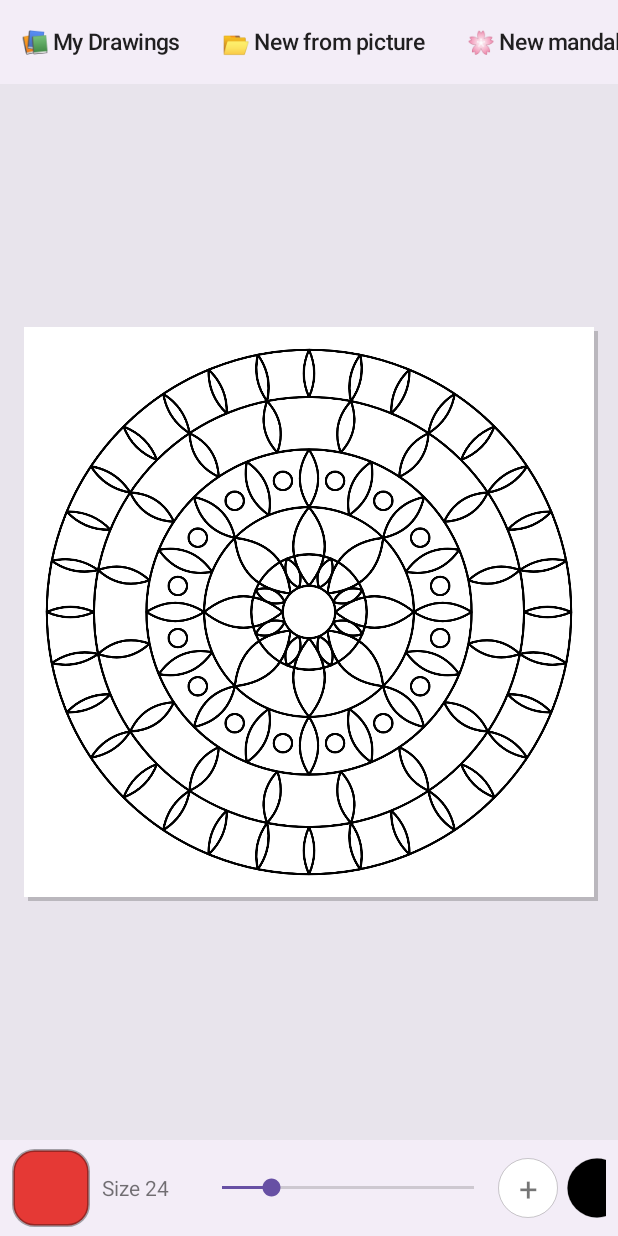
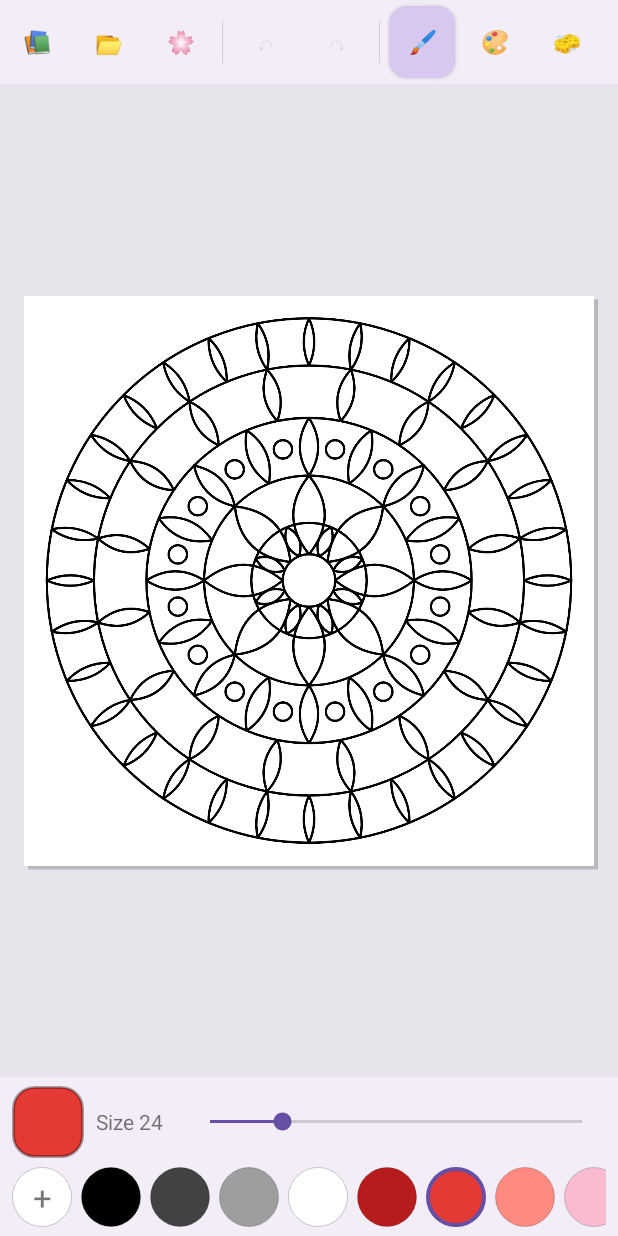
Before and after one commit to bhaskarbsarkar/bb-coloring-book-android, an Android app: the screen it shows after launch (MainActivity), on a phone screen of 412 x 824 dp. Run offline under Robolectric (Android 15) with nearby library versions, the phone set to English and light mode, and no system bars.

Commit message:
Phone layout: icon-only toolbar and palette row on narrow screens
Co-Authored-By: Claude Opus 5.5 <noreply@anthropic.com>
Claude-Session: https://claude.ai/code/session_01BTvMP76Qwa97XKwCmkR4aU

```diff
--- a/app/build.gradle.kts
+++ b/app/build.gradle.kts
@@ -11,8 +11,8 @@ android {
         applicationId = "com.bb.coloringbook"
         minSdk = 29
         targetSdk = 35
-        versionCode = 4
-        versionName = "1.3"
+        versionCode = 5
+        versionName = "1.4"
     }
 
     buildTypes {
--- a/app/src/main/java/com/bb/coloringbook/MainActivity.kt
+++ b/app/src/main/java/com/bb/coloringbook/MainActivity.kt
@@ -27,6 +27,14 @@ class MainActivity : Activity(), ColoringView.Listener {
     private lateinit var penBtn: Button
     private lateinit var insideBtn: Button
     private val toolButtons = mutableMapOf<Tool, Button>()
+    /** Toolbar buttons with (icon, word). Phones show only the icon. */
+    private val labeled = mutableListOf<Triple<Button, String, String>>()
+    private lateinit var bottom: LinearLayout
+    private lateinit var bottomControls: LinearLayout
+    private lateinit var seek: SeekBar
+    private lateinit var paletteScroll: HorizontalScrollView
+    /** Narrow screen (phone, or small window). */
+    private val compact get() = resources.configuration.screenWidthDp < 600
     private val io = Executors.newSingleThreadExecutor()
     private val main = Handler(Looper.getMainLooper())
     private val prefs by lazy { getSharedPreferences("bb", MODE_PRIVATE) }
@@ -84,30 +92,30 @@ class MainActivity : Activity(), ColoringView.Listener {
 
         // ---- top toolbar ----
         val top = LinearLayout(this).apply { orientation = LinearLayout.HORIZONTAL; gravity = Gravity.CENTER_VERTICAL }
-        top.addView(button("📚 My Drawings") { showDrawings() })
-        top.addView(button("📂 New from picture") { openPicker() })
-        top.addView(button("🌸 New mandala") { startProject(SampleArt.mandala(), "Mandala") })
+        top.addView(button("📚", "My Drawings") { showDrawings() })
+        top.addView(button("📂", "New from picture") { openPicker() })
+        top.addView(button("🌸", "New mandala") { startProject(SampleArt.mandala(), "Mandala") })
         top.addView(divider())
-        undoBtn = button("↶ Undo") { canvasView.undo() }.also { top.addView(it) }
-        redoBtn = button("↷ Redo") { canvasView.redo() }.also { top.addView(it) }
+        undoBtn = button("↶", "Undo") { canvasView.undo() }.also { top.addView(it) }
+        redoBtn = button("↷", "Redo") { canvasView.redo() }.also { top.addView(it) }
         top.addView(divider())
-        listOf(Tool.BRUSH to "🖌 Brush", Tool.FILL to "🪣 Fill", Tool.ERASER to "🧽 Eraser", Tool.PICKER to "💧 Pick").forEach { (t, label) ->
-            toolButtons[t] = button(label) { canvasView.tool = t; refreshUi() }.also { top.addView(it) }
+        listOf(Tool.BRUSH to ("🖌" to "Brush"), Tool.FILL to ("🎨" to "Fill"), Tool.ERASER to ("🧽" to "Eraser"), Tool.PICKER to ("💧" to "Pick")).forEach { (t, label) ->
+            toolButtons[t] = button(label.first, label.second) { canvasView.tool = t; refreshUi() }.also { top.addView(it) }
         }
         top.addView(divider())
-        insideBtn = button("") {
+        insideBtn = button("🎯", "Inside lines") {
             canvasView.stayInside = !canvasView.stayInside
             prefs.edit().putBoolean("stayInside", canvasView.stayInside).apply(); refreshUi()
         }.also { top.addView(it) }
-        penBtn = button("") {
+        penBtn = button("✍", "Pen only") {
             canvasView.penOnly = !canvasView.penOnly
             prefs.edit().putBoolean("penOnly", canvasView.penOnly).apply(); refreshUi()
         }.also { top.addView(it) }
         top.addView(divider())
-        top.addView(button("⤢ Fit") { canvasView.fitToView() })
-        top.addView(button("🗑 Clear") { confirm("Remove all colors?") { canvasView.clearColors() } })
-        top.addView(button("💾 Save") { saveCurrent(); toast("Progress saved") })
-        top.addView(button("🖼 Export") { saveToGallery() })
+        top.addView(button("⤢", "Fit") { canvasView.fitToView() })
+        top.addView(button("🗑", "Clear") { confirm("Remove all colors?") { canvasView.clearColors() } })
+        top.addView(button("💾", "Save") { saveCurrent(); toast("Progress saved") })
+        top.addView(button("🖼", "Export") { saveToGallery() })
         root.addView(HorizontalScrollView(this).apply { isHorizontalScrollBarEnabled = false; addView(top) },
             LinearLayout.LayoutParams(-1, -2))
 
@@ -115,16 +123,14 @@ class MainActivity : Activity(), ColoringView.Listener {
         canvasView = ColoringView(this).also { it.listener = this }
         root.addView(canvasView, LinearLayout.LayoutParams(-1, 0, 1f))
 
-        // ---- bottom: color + size + palette ----
-        val bottom = LinearLayout(this).apply {
-            orientation = LinearLayout.HORIZONTAL; gravity = Gravity.CENTER_VERTICAL
-            setPadding(dp(8), dp(6), dp(8), dp(6))
-        }
+        // ---- bottom: color + size + palette (one row on tablets, two on phones) ----
+        bottom = LinearLayout(this).apply { gravity = Gravity.CENTER_VERTICAL; setPadding(dp(8), dp(6), dp(8), dp(6)) }
+        bottomControls = LinearLayout(this).apply { orientation = LinearLayout.HORIZONTAL; gravity = Gravity.CENTER_VERTICAL }
         colorSwatch = View(this).apply { setOnClickListener { showColorDialog() }; contentDescription = "Current color" }
-        bottom.addView(colorSwatch, LinearLayout.LayoutParams(dp(52), dp(52)).apply { marginEnd = dp(8) })
+        bottomControls.addView(colorSwatch, LinearLayout.LayoutParams(dp(48), dp(48)).apply { marginEnd = dp(8) })
 
-        val sizeLabel = TextView(this).apply { textSize = 14f; minWidth = dp(64) }
-        val seek = SeekBar(this).apply {
+        val sizeLabel = TextView(this).apply { textSize = 14f; minWidth = dp(60) }
+        seek = SeekBar(this).apply {
             max = 119
             progress = (canvasView.brushSize - 1).toInt()
             setOnSeekBarChangeListener(object : SeekBar.OnSeekBarChangeListener {
@@ -137,23 +143,50 @@ class MainActivity : Activity(), ColoringView.Listener {
             })
         }
         sizeLabel.text = "Size ${canvasView.brushSize.toInt()}"
-        bottom.addView(sizeLabel)
-        bottom.addView(seek, LinearLayout.LayoutParams(dp(200), -2))
+        bottomControls.addView(sizeLabel)
+        bottomControls.addView(seek)
 
         paletteRow = LinearLayout(this).apply { orientation = LinearLayout.HORIZONTAL; gravity = Gravity.CENTER_VERTICAL }
-        bottom.addView(HorizontalScrollView(this).apply { addView(paletteRow) }, LinearLayout.LayoutParams(0, -2, 1f))
+        paletteScroll = HorizontalScrollView(this).apply { isHorizontalScrollBarEnabled = false; addView(paletteRow) }
+        bottom.addView(bottomControls); bottom.addView(paletteScroll)
         root.addView(bottom, LinearLayout.LayoutParams(-1, -2))
+        arrangeForScreen()
 
         setContentView(root)
         main.post { seek.progress = (canvasView.brushSize - 1).toInt() }
     }
 
+    override fun onConfigurationChanged(newConfig: android.content.res.Configuration) {
+        super.onConfigurationChanged(newConfig)
+        arrangeForScreen()
+    }
+
+    /** Phone: icon-only toolbar, palette on its own row. Tablet: labeled toolbar, one bottom row. */
+    private fun arrangeForScreen() {
+        val c = compact
+        labeled.forEach { (b, icon, word) -> b.text = if (c) icon else "$icon $word" }
+        if (c) {
+            bottom.orientation = LinearLayout.VERTICAL
+            bottomControls.layoutParams = LinearLayout.LayoutParams(-1, -2)
+            seek.layoutParams = LinearLayout.LayoutParams(0, -2, 1f)
+            paletteScroll.layoutParams = LinearLayout.LayoutParams(-1, -2).apply { topMargin = dp(6) }
+        } else {
+            bottom.orientation = LinearLayout.HORIZONTAL
+            bottomControls.layoutParams = LinearLayout.LayoutParams(-2, -2)
+            seek.layoutParams = LinearLayout.LayoutParams(dp(200), -2)
+            paletteScroll.layoutParams = LinearLayout.LayoutParams(0, -2, 1f)
+        }
+        if (::insideBtn.isInitialized) refreshUi()
+    }
+
     private fun dp(v: Int) = (v * d).toInt()
 
-    private fun button(label: String, onClick: () -> Unit) = Button(this).apply {
-        text = label; isAllCaps = false; textSize = 15f
-        minWidth = 0; minimumWidth = 0
-        setPadding(dp(12), 0, dp(12), 0)
+    private fun button(icon: String, word: String, onClick: () -> Unit) = Button(this).apply {
+        text = "$icon $word"; isAllCaps = false; textSize = 15f
+        minWidth = dp(44); minimumWidth = dp(44)
+        tooltipText = word; contentDescription = word
+        labeled.add(Triple(this, icon, word))
+        setPadding(dp(if (compact) 8 else 12), 0, dp(if (compact) 8 else 12), 0)
         background = roundRect(Color.TRANSPARENT)
         setOnClickListener { onClick() }
         layoutParams = LinearLayout.LayoutParams(-2, dp(48)).apply { setMargins(dp(2), dp(4), dp(2), dp(4)) }
@@ -174,9 +207,11 @@ class MainActivity : Activity(), ColoringView.Listener {
     private fun refreshUi() {
         val sel = 0xFFD8C8F0.toInt()
         toolButtons.forEach { (t, b) -> b.background = roundRect(if (t == canvasView.tool) sel else Color.TRANSPARENT) }
-        insideBtn.text = if (canvasView.stayInside) "🎯 Inside lines: ON" else "🎯 Inside lines: OFF"
+        insideBtn.text = if (compact) "🎯" else if (canvasView.stayInside) "🎯 Inside lines: ON" else "🎯 Inside lines: OFF"
+        insideBtn.tooltipText = if (canvasView.stayInside) "Inside lines: ON" else "Inside lines: OFF"
         insideBtn.background = roundRect(if (canvasView.stayInside) sel else Color.TRANSPARENT)
-        penBtn.text = if (canvasView.penOnly) "✍ Pen only: ON" else "✍ Pen only: OFF"
+        penBtn.text = if (compact) "✍" else if (canvasView.penOnly) "✍ Pen only: ON" else "✍ Pen only: OFF"
+        penBtn.tooltipText = if (canvasView.penOnly) "Pen only: ON" else "Pen only: OFF"
         penBtn.background = roundRect(if (canvasView.penOnly) sel else Color.TRANSPARENT)
         undoBtn.isEnabled = canvasView.canUndo(); undoBtn.alpha = if (undoBtn.isEnabled) 1f else 0.4f
         redoBtn.isEnabled = canvasView.canRedo(); redoBtn.alpha = if (redoBtn.isEnabled) 1f else 0.4f
@@ -411,7 +446,7 @@ class MainActivity : Activity(), ColoringView.Listener {
         var dialog: AlertDialog? = null
         val fmt = java.text.DateFormat.getDateTimeInstance(java.text.DateFormat.MEDIUM, java.text.DateFormat.SHORT)
         val grid = GridView(this).apply {
-            numColumns = GridView.AUTO_FIT; columnWidth = dp(180)
+            numColumns = GridView.AUTO_FIT; columnWidth = dp(if (compact) 140 else 180)
             horizontalSpacing = dp(12); verticalSpacing = dp(12); stretchMode = GridView.STRETCH_COLUMN_WIDTH
             setPadding(dp(16), dp(8), dp(16), dp(8))
         }
@@ -475,13 +510,13 @@ class MainActivity : Activity(), ColoringView.Listener {
             addView(list, LinearLayout.LayoutParams(-1, 0, 1f))
         }
         dialog = AlertDialog.Builder(this)
-            .setTitle("My Drawings  ·  tap to open, long-press to rename/delete")
+            .setTitle(if (compact) "My Drawings" else "My Drawings  ·  tap to open, long-press to rename/delete")
             .setView(content)
             .setPositiveButton("New from picture") { _, _ -> openPicker() }
             .setNeutralButton("New mandala") { _, _ -> startProject(SampleArt.mandala(), "Mandala") }
             .setNegativeButton("Close", null)
             .show()
-        dialog.window?.setLayout((resources.displayMetrics.widthPixels * 0.85).toInt(), (resources.displayMetrics.heightPixels * 0.85).toInt())
+        dialog.window?.setLayout((resources.displayMetrics.widthPixels * if (compact) 0.95 else 0.85).toInt(), (resources.displayMetrics.heightPixels * 0.85).toInt())
     }
 
     private fun projectOptions(p: ProjectStore.Project) {
```
Also changed, not shown: 3 other files.
